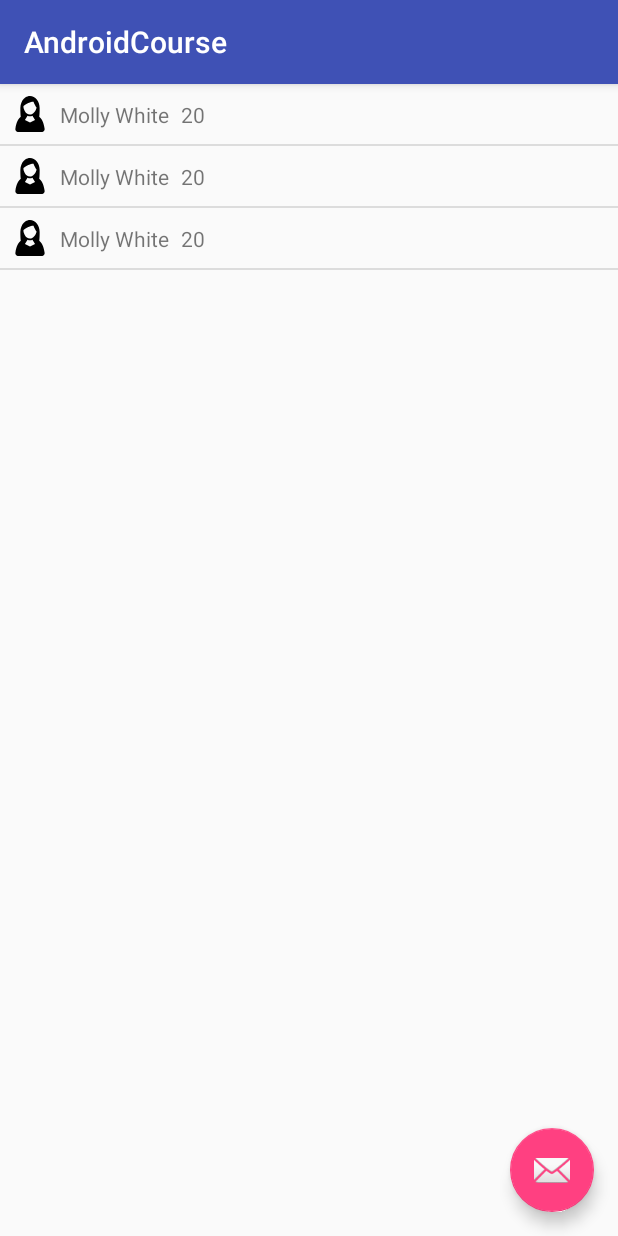
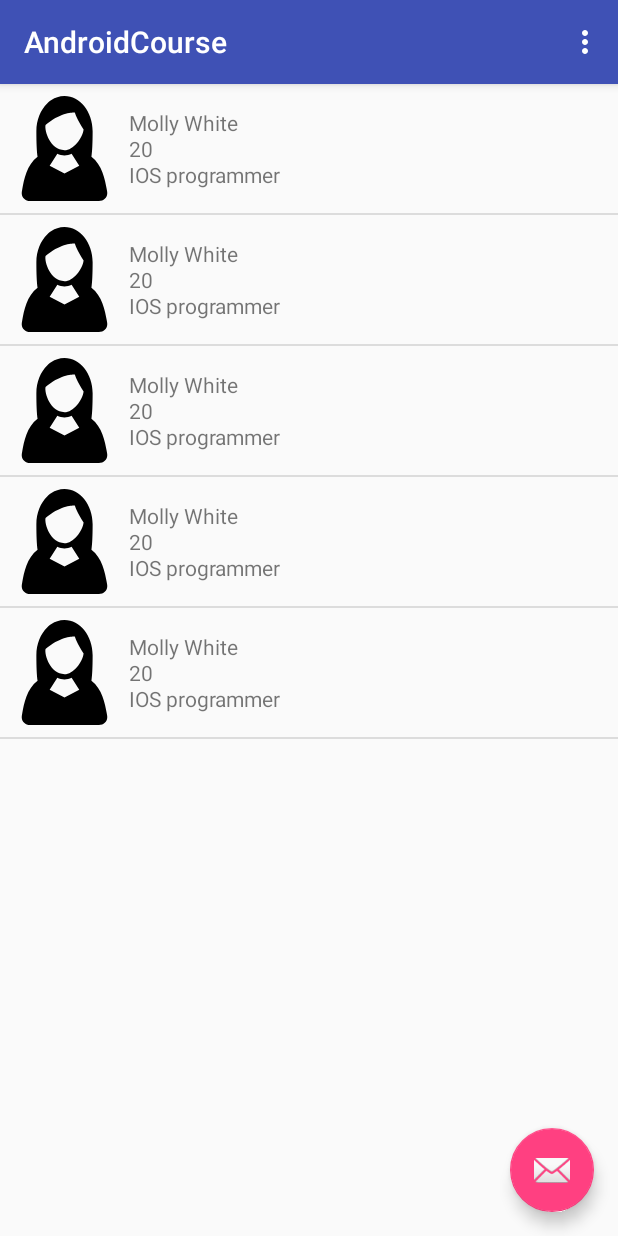
Before and after one commit to PetyaArt/homework_3_recyclerview-homework_5_recyclerview, an Android app: the screen it shows after launch (MainActivity), after a tap on an icon or button, on a phone screen of 412 x 824 dp. Run offline under Robolectric (Android 15) with nearby library versions, the phone set to English and light mode, and no system bars.

Commit message:
fix bugs

```diff
--- a/app/build.gradle
+++ b/app/build.gradle
@@ -5,7 +5,7 @@ android {
     buildToolsVersion "28.0.3"
     defaultConfig {
         applicationId "com.tinkoff.androidcourse"
-        minSdkVersion 19
+        minSdkVersion 20
         targetSdkVersion 28
         versionCode 1
         versionName "1.0"
@@ -18,6 +18,10 @@ android {
             proguardFiles getDefaultProguardFile('proguard-android.txt'), 'proguard-rules.pro'
         }
     }
+    compileOptions {
+        sourceCompatibility = '1.8'
+        targetCompatibility = '1.8'
+    }
 }
 
 dependencies {
--- a/app/src/main/java/com/tinkoff/androidcourse/DiffUtilCallback.java
+++ b/app/src/main/java/com/tinkoff/androidcourse/DiffUtilCallback.java
@@ -28,13 +28,13 @@ public class DiffUtilCallback extends DiffUtil.Callback {
     public boolean areItemsTheSame(int i, int i1) {
         Worker oldWorker = oldList.get(i);
         Worker newWorker = newList.get(i1);
-        return oldWorker.getId() == newWorker.getId();
+        return oldWorker.getName().equals(newWorker.getName());
     }
 
     @Override
     public boolean areContentsTheSame(int i, int i1) {
         Worker oldWorker = oldList.get(i);
         Worker newWorker = newList.get(i1);
-        return oldWorker.getName().equals(newWorker.getName()) && oldWorker.getAge().equals(newWorker.getAge());
+        return oldWorker.getPosition().equals(newWorker.getPosition()) && oldWorker.getAge().equals(newWorker.getAge());
     }
 }
--- a/app/src/main/java/com/tinkoff/androidcourse/MainActivity.java
+++ b/app/src/main/java/com/tinkoff/androidcourse/MainActivity.java
@@ -3,17 +3,16 @@ package com.tinkoff.androidcourse;
 import android.os.AsyncTask;
 import android.os.Bundle;
 import android.support.annotation.NonNull;
-import android.support.annotation.Nullable;
 import android.support.design.widget.FloatingActionButton;
 import android.support.v7.app.AppCompatActivity;
-import android.support.v7.util.DiffUtil;
 import android.support.v7.util.DiffUtil.DiffResult;
 import android.support.v7.widget.DividerItemDecoration;
 import android.support.v7.widget.LinearLayoutManager;
 import android.support.v7.widget.RecyclerView;
 import android.support.v7.widget.helper.ItemTouchHelper;
-import android.util.Log;
 import android.view.LayoutInflater;
+import android.view.Menu;
+import android.view.MenuItem;
 import android.view.View;
 import android.view.ViewGroup;
 import android.widget.ImageView;
@@ -23,11 +22,14 @@ import java.util.ArrayList;
 import java.util.Collections;
 import java.util.List;
 
+import static android.support.v7.util.DiffUtil.calculateDiff;
+
 public class MainActivity extends AppCompatActivity {
 
     private List<Worker> mWorkerList;
     private List<Worker> mOldWorkerList;
     private WorkerAdapter mWorkerAdapter;
+    private CalculationDiffUtil mCalculationDiffUtil;
 
     @Override
     protected void onCreate(Bundle savedInstanceState) {
@@ -37,7 +39,7 @@ public class MainActivity extends AppCompatActivity {
         RecyclerView recyclerView = findViewById(R.id.recyclerView);
         recyclerView.setLayoutManager(new LinearLayoutManager(this));
 
-        mWorkerList = WorkerGenerator.generateWorkers(2);
+        mWorkerList = WorkerGenerator.generateWorkers(4);
         mOldWorkerList = new ArrayList<>(mWorkerList);
 
         mWorkerAdapter = new WorkerAdapter(mWorkerList);
@@ -57,59 +59,60 @@ public class MainActivity extends AppCompatActivity {
             public void onClick(View view) {
                 Worker worker = WorkerGenerator.generateWorker();
                 mWorkerList.add(worker);
-                DiffUtilCallback diffUtilCallback = new DiffUtilCallback(mOldWorkerList, mWorkerList);
-                CalculationDiffUtil calculationDiffUtil = new CalculationDiffUtil(worker);
-                calculationDiffUtil.execute(diffUtilCallback);
+                update();
             }
         });
     }
 
+    private void update() {
+        DiffUtilCallback diffUtilCallback = new DiffUtilCallback(mOldWorkerList, mWorkerList);
+        mCalculationDiffUtil = new CalculationDiffUtil();
+        mCalculationDiffUtil.execute(diffUtilCallback);
+    }
+
     private class WorkerHolder extends RecyclerView.ViewHolder {
-
-        private Worker mWorker;
 
         private TextView mNameTextView;
         private TextView mAgeTextView;
+        private TextView mPositionsTextView;
         private ImageView mImageView;
 
-        public WorkerHolder(@NonNull View itemView) {
+        WorkerHolder(@NonNull View itemView) {
             super(itemView);
-
             mNameTextView = itemView.findViewById(R.id.textViewName);
             mAgeTextView = itemView.findViewById(R.id.textViewAge);
             mImageView = itemView.findViewById(R.id.imageViewPhoto);
+            mPositionsTextView = itemView.findViewById(R.id.textViewPositions);
         }
 
-        public void bind(com.tinkoff.androidcourse.Worker worker){
-            mWorker = worker;
-
-            mNameTextView.setText(mWorker.getName());
-            mAgeTextView.setText(mWorker.getAge());
-            mImageView.setImageResource(mWorker.getPhoto());
+        void bind(Worker worker) {
+            mNameTextView.setText(worker.getName());
+            mAgeTextView.setText(worker.getAge());
+            mImageView.setImageResource(worker.getPhoto());
+            mPositionsTextView.setText(worker.getPosition());
         }
 
     }
 
-    private class WorkerAdapter extends RecyclerView.Adapter<WorkerHolder> implements ItemTouchHelperAdapter{
+    private class WorkerAdapter extends RecyclerView.Adapter<WorkerHolder> implements ItemTouchHelperAdapter {
 
-        List<Worker> mWorkers;
+        private List<Worker> mWorkers;
 
-        public WorkerAdapter(List<Worker> workers) {
+        WorkerAdapter(List<Worker> workers) {
             mWorkers = workers;
         }
 
+        @NonNull
         @Override
-        public WorkerHolder onCreateViewHolder(ViewGroup viewGroup, int i) {
+        public WorkerHolder onCreateViewHolder(@NonNull ViewGroup viewGroup, int i) {
             View v = LayoutInflater.from(viewGroup.getContext()).inflate(R.layout.list_item_worker, viewGroup, false);
             return new WorkerHolder(v);
         }
 
         @Override
         public void onBindViewHolder(@NonNull WorkerHolder workerHolder, int i) {
-            Log.d("myLogs", "onBindViewHolder");
             workerHolder.bind(mWorkers.get(i));
         }
-
 
         @Override
         public int getItemCount() {
@@ -120,11 +123,11 @@ public class MainActivity extends AppCompatActivity {
         public boolean onItemMove(int fromPosition, int toPosition) {
             if (fromPosition < toPosition) {
                 for (int i = fromPosition; i < toPosition; i++) {
-                    Collections.swap(mWorkerList, i, i + 1);
+                    Collections.swap(mWorkers, i, i + 1);
                 }
             } else {
                 for (int i = fromPosition; i > toPosition; i--) {
-                    Collections.swap(mWorkerList, i, i - 1);
+                    Collections.swap(mWorkers, i, i - 1);
                 }
             }
             notifyItemMoved(fromPosition, toPosition);
@@ -133,44 +136,46 @@ public class MainActivity extends AppCompatActivity {
 
         @Override
         public void onItemDismiss(int position) {
-            mWorkerList.remove(position);
-            DiffUtilCallback diffUtilCallback = new DiffUtilCallback(mOldWorkerList, mWorkerList);
-            CalculationDiffUtil calculationDiffUtil = new CalculationDiffUtil(position);
-            calculationDiffUtil.execute(diffUtilCallback);
+            mWorkers.remove(position);
+            update();
         }
+    }
 
+    @Override
+    public boolean onCreateOptionsMenu(Menu menu) {
+        getMenuInflater().inflate(R.menu.sort_menu, menu);
+        return super.onCreateOptionsMenu(menu);
+    }
+
+    @Override
+    public boolean onOptionsItemSelected(MenuItem item) {
+        switch (item.getItemId()) {
+            case R.id.sort_by_name:
+                Collections.sort(mWorkerList, (o1, o2) -> o1.getName().compareTo(o2.getName()));
+                break;
+            case R.id.sort_by_positions:
+                Collections.sort(mWorkerList, (o1, o2) -> o1.getPosition().compareTo(o2.getPosition()));
+                break;
+            case R.id.sort_by_age:
+                Collections.sort(mWorkerList, (o1, o2) -> o1.getAge().compareTo(o2.getAge()));
+                break;
+        }
+        update();
+        return super.onOptionsItemSelected(item);
     }
 
     private class CalculationDiffUtil extends AsyncTask<DiffUtilCallback, Void, DiffResult> {
 
-        Worker worker;
-        int position;
-
-        public CalculationDiffUtil(Worker worker) {
-            this.worker = worker;
-        }
-
-        public CalculationDiffUtil(int position) {
-            this.position = position;
-        }
-
         @Override
         protected DiffResult doInBackground(DiffUtilCallback...diffUtilCallback) {
-            DiffResult diffResult = DiffUtil.calculateDiff(diffUtilCallback[0], false);
-            return diffResult;
+            return calculateDiff(diffUtilCallback[0], true);
         }
 
         @Override
         protected void onPostExecute(DiffResult diffResult) {
             diffResult.dispatchUpdatesTo(mWorkerAdapter);
-            if (worker != null) {
-                mOldWorkerList.add(worker);
-            } else {
-                mOldWorkerList.remove(position);
-            }
+            mOldWorkerList.clear();
+            mOldWorkerList.addAll(mWorkerList);
         }
-
     }
-
-
 }
--- a/app/src/main/java/com/tinkoff/androidcourse/Worker.java
+++ b/app/src/main/java/com/tinkoff/androidcourse/Worker.java
@@ -1,7 +1,4 @@
 package com.tinkoff.androidcourse;
-
-import android.support.annotation.NonNull;
-import android.support.v7.util.DiffUtil;
 
 public class Worker {
     private int id;
@@ -50,5 +47,4 @@ public class Worker {
     public void setPosition(String position) {
         this.position = position;
     }
-
 }
--- a/app/src/main/java/com/tinkoff/androidcourse/WorkerGenerator.java
+++ b/app/src/main/java/com/tinkoff/androidcourse/WorkerGenerator.java
@@ -11,7 +11,7 @@ public class WorkerGenerator {
     private static List<String> surnames = new ArrayList<>(Arrays.asList("Green", "Smith", "Taylor", "Brown", "Wilson", "Walker", "White", "Jackson", "Wood"));
     private static List<Integer> femalePhoto = new ArrayList<>(Arrays.asList(R.drawable.ic_female_black, R.drawable.ic_female_green, R.drawable.ic_female_red, R.drawable.ic_female_magnetta));
     private static List<Integer> malePhoto = new ArrayList<>(Arrays.asList(R.drawable.ic_male_black, R.drawable.ic_male_green, R.drawable.ic_male_red, R.drawable.ic_male_magnetta));
-    private static List<String> positions = new ArrayList<>(Arrays.asList("Android programmer", "iOs programmer", "Web programmer", "Designer"));
+    private static List<String> positions = new ArrayList<>(Arrays.asList("Android programmer", "IOS programmer", "Web programmer", "Designer"));
 
     public static Worker generateWorker() {
         Worker worker = new Worker();
@@ -49,4 +49,5 @@ public class WorkerGenerator {
         }
         return workers;
     }
+
 }
--- a/app/src/main/res/layout/list_item_worker.xml
+++ b/app/src/main/res/layout/list_item_worker.xml
@@ -1,8 +1,6 @@
 <?xml version="1.0" encoding="utf-8"?>
-<android.support.constraint.ConstraintLayout
-    xmlns:android="http://schemas.android.com/apk/res/android"
+<android.support.constraint.ConstraintLayout xmlns:android="http://schemas.android.com/apk/res/android"
     xmlns:app="http://schemas.android.com/apk/res-auto"
-    xmlns:tools="http://schemas.android.com/tools"
     android:orientation="horizontal"
     android:layout_width="match_parent"
     android:layout_height="wrap_content">
@@ -10,8 +8,8 @@
 
     <ImageView
         android:id="@+id/imageViewPhoto"
-        android:layout_width="24dp"
-        android:layout_height="24dp"
+        android:layout_width="70dp"
+        android:layout_height="70dp"
         android:layout_marginStart="8dp"
         android:layout_marginTop="8dp"
         android:layout_marginBottom="8dp"
@@ -26,10 +24,8 @@
         android:layout_width="wrap_content"
         android:layout_height="wrap_content"
         android:layout_marginStart="8dp"
-        android:layout_marginTop="8dp"
-        android:layout_marginBottom="8dp"
+        android:layout_marginTop="16dp"
         android:text="@string/name"
-        app:layout_constraintBottom_toBottomOf="parent"
         app:layout_constraintStart_toEndOf="@+id/imageViewPhoto"
         app:layout_constraintTop_toTopOf="parent" />
 
@@ -38,11 +34,19 @@
         android:layout_width="wrap_content"
         android:layout_height="wrap_content"
         android:layout_marginStart="8dp"
-        android:layout_marginTop="8dp"
-        android:layout_marginBottom="8dp"
         android:text="@string/age"
         app:layout_constraintBottom_toBottomOf="parent"
-        app:layout_constraintStart_toEndOf="@+id/textViewName"
+        app:layout_constraintStart_toEndOf="@+id/imageViewPhoto"
         app:layout_constraintTop_toTopOf="parent" />
 
+    <TextView
+        android:id="@+id/textViewPositions"
+        android:layout_width="wrap_content"
+        android:layout_height="wrap_content"
+        android:layout_marginStart="8dp"
+        android:layout_marginBottom="16dp"
+        android:text="@string/positions"
+        app:layout_constraintBottom_toBottomOf="parent"
+        app:layout_constraintStart_toEndOf="@+id/imageViewPhoto" />
+
 </android.support.constraint.ConstraintLayout>
--- /dev/null
+++ b/app/src/main/res/menu/sort_menu.xml
@@ -0,0 +1,16 @@
+<?xml version="1.0" encoding="utf-8"?>
+<menu xmlns:android="http://schemas.android.com/apk/res/android">
+
+    <item
+        android:id="@+id/sort_by_name"
+        android:title="@string/sort_by_name" />
+
+    <item
+        android:id="@+id/sort_by_positions"
+        android:title="@string/sort_by_positions" />
+
+    <item
+        android:id="@+id/sort_by_age"
+        android:title="@string/sort_by_age" />
+
+</menu>
--- a/app/src/main/res/values/strings.xml
+++ b/app/src/main/res/values/strings.xml
@@ -3,4 +3,8 @@
     <string name="name">name</string>
     <string name="age">age</string>
     <string name="photo">photo</string>
+    <string name="sort_by_name">Sort by name</string>
+    <string name="sort_by_positions">Sort by positions</string>
+    <string name="sort_by_age">Sort by age</string>
+    <string name="positions">Positions</string>
 </resources>
```
